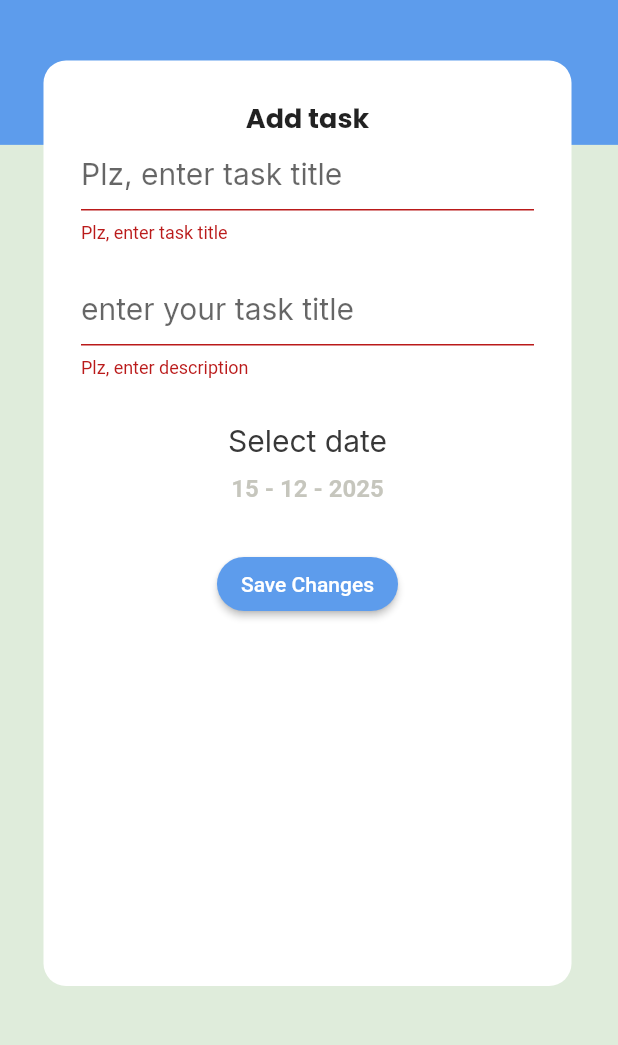
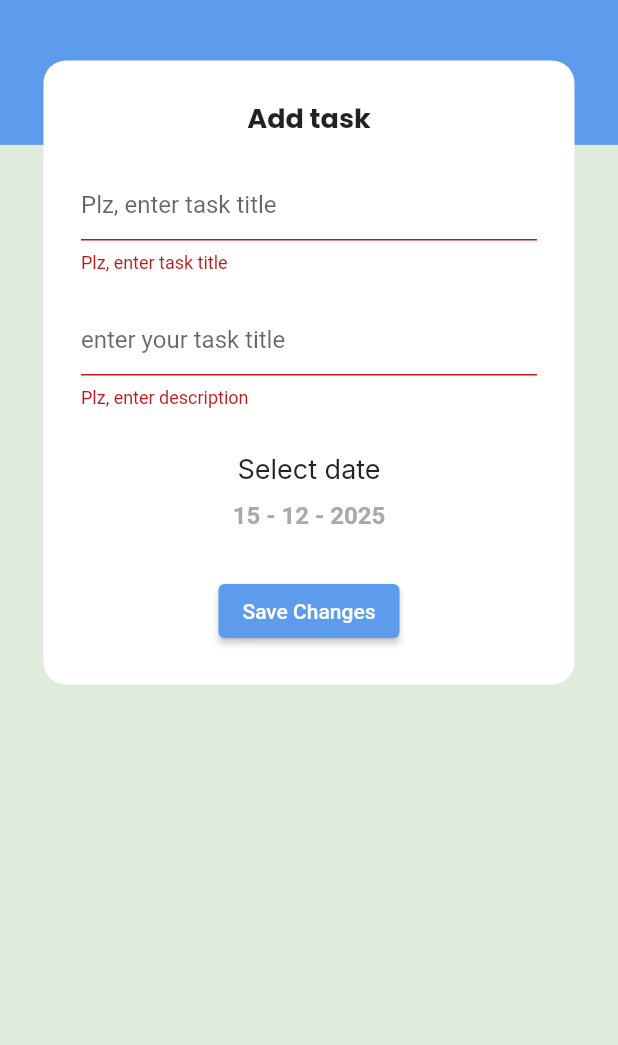
Before and after one commit to ahmeedmoheey/todo_collage_project, a Flutter app: the TaskEdit screen opened by its route, after a tap on "Save Changes", on a phone screen of 412 x 824 dp, the part 67-1112 px from its top. Run offline on Flutter 3.47's test engine with Material 3 defaults, Android fonts, the light colour scheme and no system bars; our stand-ins replace cloud_firestore, easy_date_timeline, firebase_auth, firebase_core, flutter_screenutil, flutter_slidable and 2 more; accounts and stored records are empty.

Commit message:
+task_item +task edit

```diff
--- a/lib/presentation/screens/tabs/task_edit/task_edit.dart
+++ b/lib/presentation/screens/tabs/task_edit/task_edit.dart
@@ -21,10 +21,12 @@ class TaskEdit extends StatefulWidget {
 }
 
 class _TaskEditState extends State<TaskEdit> {
-  DateTime selectedDate = DateTime.now();
+  DateTime selectedDate = DateUtils.dateOnly(DateTime.now());
   TextEditingController titleController = TextEditingController();
   TextEditingController descriptionController = TextEditingController();
   GlobalKey<FormState> formKey = GlobalKey();
+
+  bool isDone = false;
 
   @override
   void initState() {
@@ -43,12 +45,14 @@ class _TaskEditState extends State<TaskEdit> {
         .get();
 
     if (doc.exists) {
-      Map<String, dynamic>? data = doc.data() as Map<String, dynamic>;
+      Map<String, dynamic> data = doc.data() as Map<String, dynamic>;
       TodoDM todo = TodoDM.fromFireStore(data);
+
       setState(() {
         titleController.text = todo.title;
         descriptionController.text = todo.description;
-        selectedDate = todo.dateTime;
+        selectedDate = DateUtils.dateOnly(todo.dateTime);
+        isDone = todo.isDone;
       });
     }
   }
@@ -68,6 +72,7 @@ class _TaskEditState extends State<TaskEdit> {
       ),
       body: Form(
         key: formKey,
+        child: SingleChildScrollView(
           child: Column(
             children: [
               Stack(
@@ -76,43 +81,37 @@ class _TaskEditState extends State<TaskEdit> {
                     color: ColorsManager.blue,
                     height: 90.h,
                   ),
-                const SizedBox(height: 40),
                   Container(
                     padding: const EdgeInsets.all(25),
-                  alignment: Alignment.topCenter,
+                    margin: const EdgeInsets.all(29),
                     decoration: BoxDecoration(
                       color: Colors.white,
                       borderRadius: BorderRadius.circular(15),
                     ),
-                  margin: const EdgeInsets.all(29),
-                  width: 352,
-                  height: 617,
                     child: Column(
                       children: [
                         Text(
-                        widget.taskId == null ? AppLocalizations.of(context)!.addTask : AppLocalizations.of(context)!.edit,
+                          widget.taskId == null
+                              ? AppLocalizations.of(context)!.addTask
+                              : AppLocalizations.of(context)!.edit,
                           style: GoogleFonts.poppins(
                             fontSize: 18,
                             fontWeight: FontWeight.w700,
                           ),
                         ),
+                        const SizedBox(height: 20),
                         TextFormField(
                           controller: titleController,
                           validator: (input) {
                             if (input == null || input.trim().isEmpty) {
-                            return AppLocalizations.of(context)!.plzEnterTaskTitle;
-                          }
-                          if (input.length < 4) {
-                            return 'Title should be at least 4 characters';
+                              return AppLocalizations.of(context)!
+                                  .plzEnterTaskTitle;
                             }
                             return null;
                           },
                           decoration: InputDecoration(
-                          hintText: AppLocalizations.of(context)!.enterTaskTitle,
-                          hintStyle: GoogleFonts.inter(
-                            fontWeight: FontWeight.w400,
-                            fontSize: 20,
-                          ),
+                            hintText: AppLocalizations.of(context)!
+                                .enterTaskTitle,
                           ),
                         ),
                         const SizedBox(height: 20),
@@ -120,62 +119,44 @@ class _TaskEditState extends State<TaskEdit> {
                           controller: descriptionController,
                           validator: (input) {
                             if (input == null || input.trim().isEmpty) {
-                            return AppLocalizations.of(context)!.plzEnterYourDescription;
-                          }
-                          if (input.length < 6) {
-                            return AppLocalizations.of(context)!.sorryDescription;
+                              return AppLocalizations.of(context)!
+                                  .plzEnterYourDescription;
                             }
                             return null;
                           },
                           decoration: InputDecoration(
-                          hintText: AppLocalizations.of(context)!.enterDescriptionTask,
-                          hintStyle: GoogleFonts.inter(
-                            fontWeight: FontWeight.w400,
-                            fontSize: 20,
-                          ),
+                            hintText: AppLocalizations.of(context)!
+                                .enterDescriptionTask,
                           ),
                         ),
                         const SizedBox(height: 30),
                         Text(
                           AppLocalizations.of(context)!.selectDate,
-                        style: GoogleFonts.inter(
-                          fontSize: 20,
-                          fontWeight: FontWeight.w400,
-                          color: const Color(0XFF383838),
-                        ),
+                          style: GoogleFonts.inter(fontSize: 18),
                         ),
                         const SizedBox(height: 10),
                         InkWell(
-                        onTap: () {
-                          showTaskDate(context);
-                        },
+                          onTap: () => showTaskDate(context),
                           child: Text(
                             selectedDate.toFormattedDate,
                             style: const TextStyle(
                               fontSize: 16,
                               fontWeight: FontWeight.w700,
-                            color: Color(0xFFA9A9A99C),
+                              color: Color(0xFFA9A9A9),
                             ),
                           ),
                         ),
                         const SizedBox(height: 30),
                         ElevatedButton(
-                        style: ButtonStyle(
-                          shape: MaterialStatePropertyAll(
-                            RoundedRectangleBorder(
-                              borderRadius: BorderRadius.circular(25),
-                            ),
-                          ),
-                        ),
                           onPressed: () {
                             if (widget.taskId == null) {
                               addTaskToFirestore();
                             } else {
                               updateTaskInFirestore(widget.taskId!);
-                            ();
                             }
                           },
-                        child:  Text(AppLocalizations.of(context)!.saveChanges),
+                          child:
+                          Text(AppLocalizations.of(context)!.saveChanges),
                         ),
                       ],
                     ),
@@ -185,17 +166,23 @@ class _TaskEditState extends State<TaskEdit> {
             ],
           ),
         ),
+      ),
     );
   }
 
   void showTaskDate(BuildContext context) async {
-    selectedDate = await showDatePicker(
+    DateTime? pickedDate = await showDatePicker(
       context: context,
-      initialDate: DateTime.now(),
+      initialDate: selectedDate,
       firstDate: DateTime.now(),
       lastDate: DateTime.now().add(const Duration(days: 365)),
-    ) ??
-        selectedDate;
+    );
+
+    if (pickedDate != null) {
+      setState(() {
+        selectedDate = DateUtils.dateOnly(pickedDate);
+      });
+    }
   }
 
   void addTaskToFirestore() {
@@ -211,48 +198,30 @@ class _TaskEditState extends State<TaskEdit> {
       id: documentReference.id,
       title: titleController.text,
       description: descriptionController.text,
-      dateTime: selectedDate.copyWith(
-        second: 0,
-        millisecond: 0,
-        minute: 0,
-        microsecond: 0,
-        hour: 0,
-      ),
+      dateTime: selectedDate,
       isDone: false,
     );
 
     documentReference
         .set(todo.toFireStore())
-        .then((_) => Navigator.pop(context))
-        .catchError((error) => print('Failed to add task: $error'));
+        .then((_) => Navigator.pop(context));
   }
 
-  void updateTaskInFirestore(String taskId) {
+  void updateTaskInFirestore(String taskId) async {
     if (!formKey.currentState!.validate()) return;
 
-    DocumentReference documentReference = FirebaseFirestore.instance
+    await FirebaseFirestore.instance
         .collection(UserDM.collectionName)
         .doc(UserDM.currentUser!.id)
         .collection(TodoDM.collectionName)
-        .doc(taskId);
+        .doc(taskId)
+        .update({
+      'title': titleController.text,
+      'description': descriptionController.text,
+      'dateTime': Timestamp.fromDate(selectedDate),
+      'isDone': isDone,
+    });
 
-    TodoDM todo = TodoDM(
-      id: taskId,
-      title: titleController.text,
-      description: descriptionController.text,
-      dateTime: selectedDate.copyWith(
-        second: 0,
-        millisecond: 0,
-        minute: 0,
-        microsecond: 0,
-        hour: 0,
-      ),
-      isDone: false,
-    );
-
-    documentReference
-        .update(todo.toFireStore())
-        .then((_) => Navigator.pop(context))
-        .catchError((error) => print('Failed to update task: $error'));
+    Navigator.pop(context);
   }
 }
```
Also changed, not shown: lib/core/resuable_components/task_item.dart (+28 -15 lines), lib/presentation/screens/tabs/task_tab/task_tab.dart (+16 -26 lines). Lines whose indentation alone changed are shown as unchanged.
